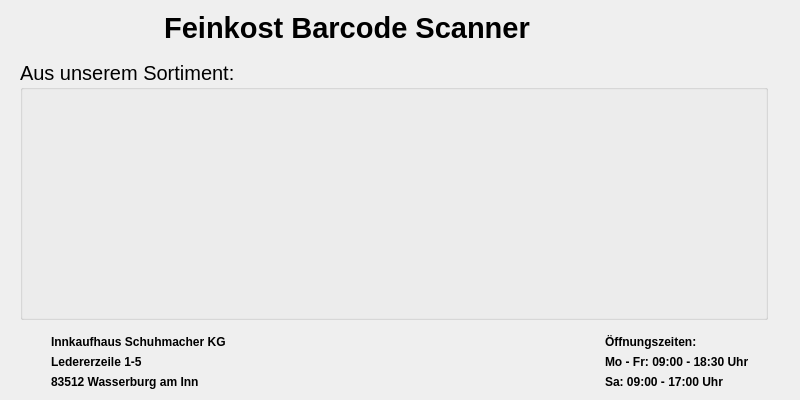
Above: src/form_ALT.ui from Benefranko/Barcode-Scanner-Feinkost- before the change. Below: the same form after it.
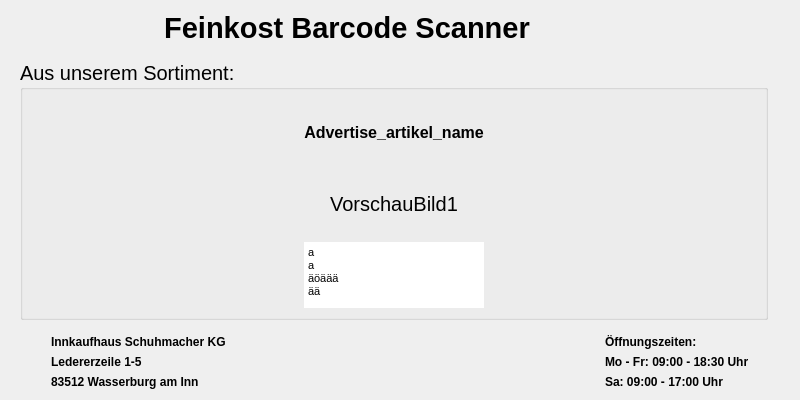
That is the form after the change. The open tabs and pages were chosen to show the change.

Commit message: v0.9.8: add load data for hersteller from db && add load advertise

The edit to the form file:
```diff
--- a/src/form_ALT.ui
+++ b/src/form_ALT.ui
@@ -335,7 +335,101 @@
              <property name="title">
               <string>Aus unserem Sortiment:</string>
              </property>
-             <layout class="QGridLayout" name="gridLayout_5"/>
+             <layout class="QHBoxLayout" name="horizontalLayout_8">
+              <item>
+               <spacer name="horizontalSpacer_21">
+                <property name="orientation">
+                 <enum>Qt::Horizontal</enum>
+                </property>
+                <property name="sizeHint" stdset="0">
+                 <size>
+                  <width>40</width>
+                  <height>20</height>
+                 </size>
+                </property>
+               </spacer>
+              </item>
+              <item>
+               <layout class="QVBoxLayout" name="verticalLayout_7">
+                <item>
+                 <widget class="QLabel" name="Advertise_artikel_name">
+                  <property name="font">
+                   <font>
+                    <pointsize>12</pointsize>
+                    <bold>true</bold>
+                   </font>
+                  </property>
+                  <property name="text">
+                   <string>Advertise_artikel_name</string>
+                  </property>
+                  <property name="alignment">
+                   <set>Qt::AlignCenter</set>
+                  </property>
+                 </widget>
+                </item>
+                <item>
+                 <widget class="QLabel" name="VorschauBild1">
+                  <property name="text">
+                   <string>VorschauBild1</string>
+                  </property>
+                  <property name="alignment">
+                   <set>Qt::AlignCenter</set>
+                  </property>
+                 </widget>
+                </item>
+                <item>
+                 <widget class="QTextEdit" name="textEdit_previewdescription">
+                  <property name="sizePolicy">
+                   <sizepolicy hsizetype="Ignored" vsizetype="Ignored">
+                    <horstretch>0</horstretch>
+                    <verstretch>0</verstretch>
+                   </sizepolicy>
+                  </property>
+                  <property name="minimumSize">
+                   <size>
+                    <width>150</width>
+                    <height>50</height>
+                   </size>
+                  </property>
+                  <property name="font">
+                   <font>
+                    <pointsize>8</pointsize>
+                   </font>
+                  </property>
+                  <property name="frameShape">
+                   <enum>QFrame::NoFrame</enum>
+                  </property>
+                  <property name="readOnly">
+                   <bool>true</bool>
+                  </property>
+                  <property name="html">
+                   <string>&lt;!DOCTYPE HTML PUBLIC &quot;-//W3C//DTD HTML 4.0//EN&quot; &quot;http://www.w3.org/TR/REC-html40/strict.dtd&quot;&gt;
+&lt;html&gt;&lt;head&gt;&lt;meta name=&quot;qrichtext&quot; content=&quot;1&quot; /&gt;&lt;meta charset=&quot;utf-8&quot; /&gt;&lt;style type=&quot;text/css&quot;&gt;
+p, li { white-space: pre-wrap; }
+&lt;/style&gt;&lt;/head&gt;&lt;body style=&quot; font-family:'Segoe UI'; font-size:8pt; font-weight:400; font-style:normal;&quot;&gt;
+&lt;p style=&quot; margin-top:0px; margin-bottom:0px; margin-left:0px; margin-right:0px; -qt-block-indent:0; text-indent:0px;&quot;&gt;a&lt;/p&gt;
+&lt;p style=&quot; margin-top:0px; margin-bottom:0px; margin-left:0px; margin-right:0px; -qt-block-indent:0; text-indent:0px;&quot;&gt;a&lt;/p&gt;
+&lt;p style=&quot; margin-top:0px; margin-bottom:0px; margin-left:0px; margin-right:0px; -qt-block-indent:0; text-indent:0px;&quot;&gt;äöäää&lt;/p&gt;
+&lt;p style=&quot; margin-top:0px; margin-bottom:0px; margin-left:0px; margin-right:0px; -qt-block-indent:0; text-indent:0px;&quot;&gt;ää&lt;/p&gt;&lt;/body&gt;&lt;/html&gt;</string>
+                  </property>
+                 </widget>
+                </item>
+               </layout>
+              </item>
+              <item>
+               <spacer name="horizontalSpacer_20">
+                <property name="orientation">
+                 <enum>Qt::Horizontal</enum>
+                </property>
+                <property name="sizeHint" stdset="0">
+                 <size>
+                  <width>40</width>
+                  <height>20</height>
+                 </size>
+                </property>
+               </spacer>
+              </item>
+             </layout>
             </widget>
            </item>
           </layout>
```
Left out of the diff: 62 changed lines with no effect on the pictures. The commit also changes 6 other files.
